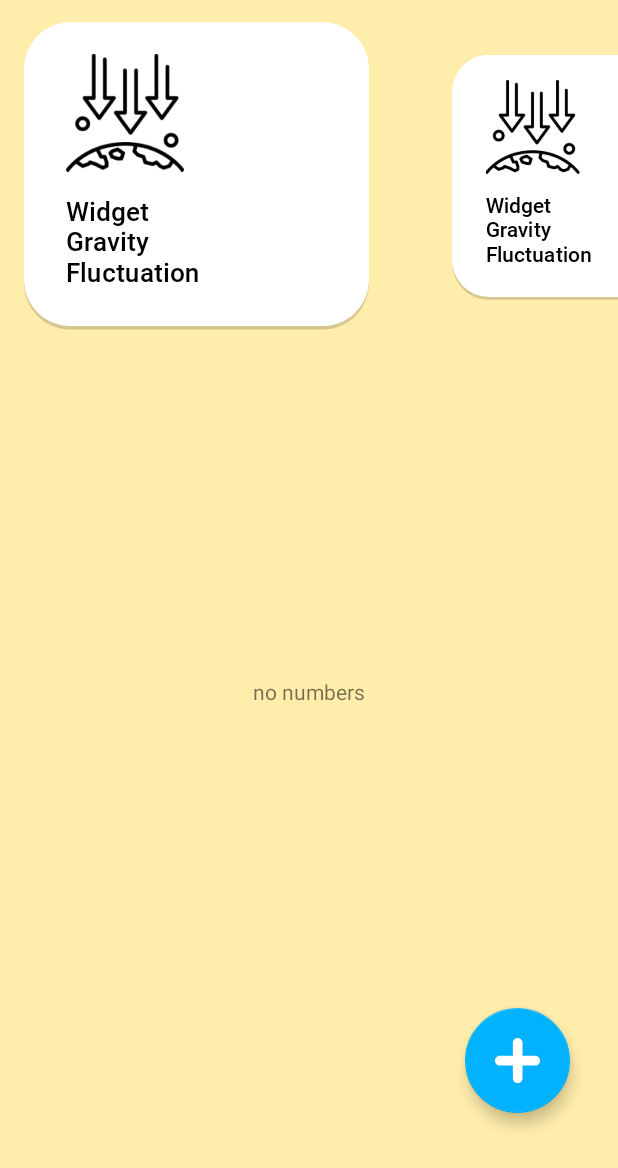
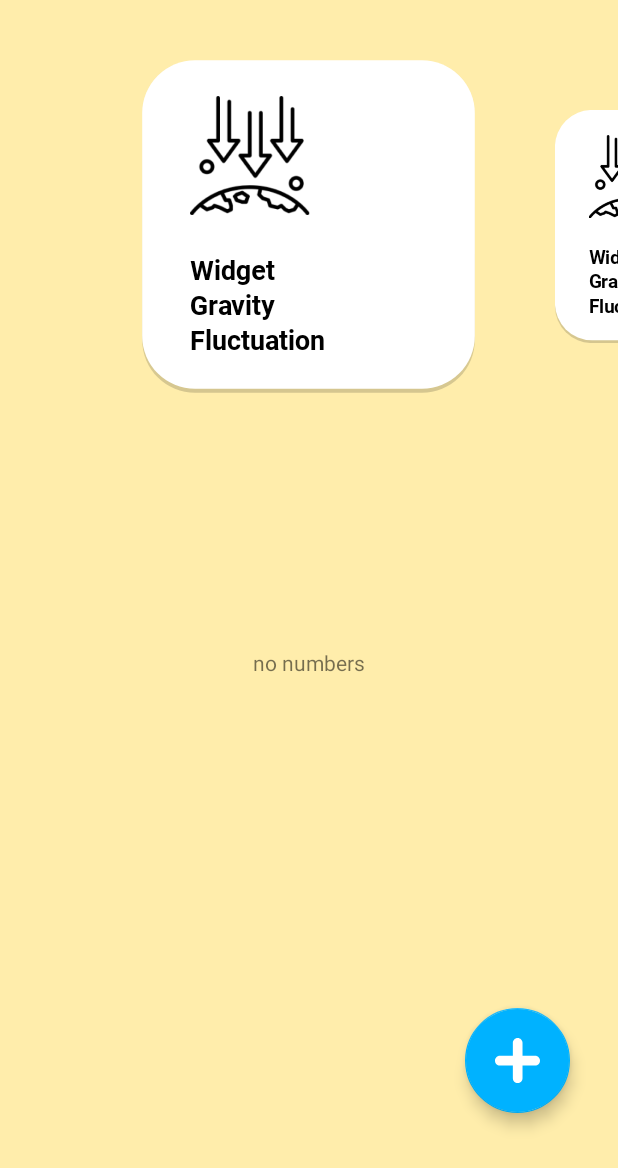
Before and after one commit to EntyR/RandomNumberDB, an Android app: the screen it shows after launch (MainActivity), on a phone screen of 412 x 824 dp. Shown: the top 1168 px of the screen. Run offline under Robolectric (Android 15) with nearby library versions, the phone set to English and light mode, and no system bars; our stand-ins replace Room's generated code.

Commit message:
updated list fragment to show widget list

```diff
--- a/app/src/main/java/com/harman/roomdbapp/app/adapters/WidgetAdapter.kt
+++ b/app/src/main/java/com/harman/roomdbapp/app/adapters/WidgetAdapter.kt
@@ -1,16 +1,21 @@
 package com.harman.roomdbapp.app.adapters
 
+import android.content.Context
 import android.view.LayoutInflater
 import android.view.ViewGroup
+import android.widget.LinearLayout
+import androidx.constraintlayout.widget.ConstraintLayout
+import androidx.core.view.updateMargins
 import androidx.recyclerview.widget.DiffUtil
 import androidx.recyclerview.widget.ListAdapter
 import androidx.recyclerview.widget.RecyclerView
+import com.harman.roomdbapp.app.R
 import com.harman.roomdbapp.app.databinding.WidgetItemBinding
 import com.harman.roomdbapp.app.model.Widget
 
 // TODO Add button pressed callback
 
-class WidgetAdapter : ListAdapter<Widget, WidgetAdapter.WidgetViewHolder>(Companion) {
+class WidgetAdapter(private val ctx: Context, private val recyclerWidth: Int) : ListAdapter<Widget, WidgetAdapter.WidgetViewHolder>(Companion) {
 
     class WidgetViewHolder(val binding: WidgetItemBinding) :
         RecyclerView.ViewHolder(binding.root)
@@ -36,7 +41,34 @@ class WidgetAdapter : ListAdapter<Widget, WidgetAdapter.WidgetViewHolder>(Compan
         )
     }
 
+
+
     override fun onBindViewHolder(holder: WidgetViewHolder, position: Int) {
+
+        val layoutParams = holder.binding.root.layoutParams as ViewGroup.MarginLayoutParams
+
+        val baseMargin = ctx.resources.getDimensionPixelOffset(R.dimen.widget_offset)
+
+        val elemSize = recyclerWidth / 1.7
+
+        holder.binding.root.apply {
+            val params = this.layoutParams as RecyclerView.LayoutParams
+            params.width = elemSize.toInt()
+            params.height = elemSize.toInt()
+            setLayoutParams(params)
+        }
+
+        when (position) {
+            0 -> {
+                val offset = (recyclerWidth - elemSize) / 2
+                layoutParams.updateMargins(left = offset.toInt(), right = baseMargin)
+            }
+            currentList.size-1 -> {
+                val offset = (recyclerWidth - elemSize) / 2
+                layoutParams.updateMargins(right = offset.toInt(), left = baseMargin)
+            }
+            else -> layoutParams.updateMargins(left = baseMargin, right = baseMargin)
+        }
 
         val item = currentList[position]
 
--- a/app/src/main/java/com/harman/roomdbapp/app/ui/fragments/RandomNumbersList.kt
+++ b/app/src/main/java/com/harman/roomdbapp/app/ui/fragments/RandomNumbersList.kt
@@ -1,11 +1,14 @@
 package com.harman.roomdbapp.app.ui.fragments
 
 import android.os.Bundle
+import android.util.Log
 import android.view.LayoutInflater
 import android.view.View
 import android.view.ViewGroup
+import androidx.core.view.doOnPreDraw
 import androidx.fragment.app.Fragment
 import androidx.recyclerview.widget.LinearLayoutManager
+import androidx.recyclerview.widget.LinearSnapHelper
 import com.harman.roomdbapp.app.R
 import com.harman.roomdbapp.app.adapters.NumberListAdapter
 import com.harman.roomdbapp.app.adapters.WidgetAdapter
@@ -41,14 +44,30 @@ class RandomNumbersList : Fragment() {
             val fragment = RandomNumberAddItem.newInstance()
             navigateTo(fragment, "go_to_new_number_creation")
         }
-        val widgetAdapter = WidgetAdapter()
 
-        binding.rvWidgetList.apply {
-            layoutManager = CenterZoomLayoutManager(requireContext(), LinearLayoutManager.HORIZONTAL)
-            adapter = widgetAdapter
+
+
+        binding.rvWidgetList.post {
+            val snapHelper = LinearSnapHelper()
+            val lManager = CenterZoomLayoutManager(requireContext(), LinearLayoutManager.HORIZONTAL)
+            val widgetAdapter = WidgetAdapter(requireContext(), binding.rvWidgetList.width)
+            binding.rvWidgetList.apply {
+                snapHelper.attachToRecyclerView(this)
+                layoutManager = lManager
+                adapter = widgetAdapter
+            }
+            widgetAdapter.submitList(FakeRepository.repository)
         }
 
-        widgetAdapter.submitList(FakeRepository.repository)
+        binding.rvWidgetList.doOnPreDraw {
+//            binding.rvWidgetList.smoothScrollToPosition( 0)
+
+        }
+
+
+
+
+
 
         viewModel.getNumbers().observe(viewLifecycleOwner) {
             // make empty list text notification visible if list if empty
--- a/app/src/main/res/layout/fragment_random_numbers_list.xml
+++ b/app/src/main/res/layout/fragment_random_numbers_list.xml
@@ -1,7 +1,6 @@
 <?xml version="1.0" encoding="utf-8"?>
 <androidx.constraintlayout.widget.ConstraintLayout xmlns:android="http://schemas.android.com/apk/res/android"
     xmlns:app="http://schemas.android.com/apk/res-auto"
-    xmlns:tools="http://schemas.android.com/tools"
     android:layout_width="match_parent"
     android:layout_height="match_parent"
     android:background="@color/pale_yellow">
@@ -49,8 +48,9 @@
 
     <androidx.recyclerview.widget.RecyclerView
         android:id="@+id/rvWidgetList"
-        android:layout_width="0dp"
-        android:layout_height="300dp"
+        android:layout_width="@dimen/rvWidgetList_width"
+        android:layout_height="wrap_content"
+        android:layout_marginTop="@dimen/status_bar_margin"
         app:layout_constraintEnd_toEndOf="parent"
         app:layout_constraintHorizontal_bias="0.5"
         app:layout_constraintStart_toStartOf="parent"
--- a/app/src/main/res/layout/widget_item.xml
+++ b/app/src/main/res/layout/widget_item.xml
@@ -4,16 +4,14 @@
     xmlns:tools="http://schemas.android.com/tools"
     android:layout_width="wrap_content"
     android:layout_height="wrap_content"
-    android:paddingBottom="10dp">
+    android:padding="@dimen/widget_item_p">
 
     <androidx.appcompat.widget.LinearLayoutCompat
         android:id="@+id/clWidget"
-        android:layout_width="wrap_content"
-        android:layout_height="wrap_content"
+        android:layout_width="match_parent"
+        android:layout_height="match_parent"
         android:background="@drawable/widget_shape"
         android:orientation="vertical"
-        android:paddingEnd="110dp"
-        android:paddingBottom="30dp"
         app:layout_constraintBottom_toBottomOf="parent"
         app:layout_constraintEnd_toEndOf="parent"
 
@@ -23,28 +21,28 @@
 
         <ImageView
             android:id="@+id/ivWidgetImage"
-            android:layout_width="90dp"
+            android:layout_width="@dimen/image_width"
             android:layout_height="wrap_content"
-            android:layout_marginStart="32dp"
-            android:layout_marginTop="24dp"
+            android:layout_marginStart="@dimen/ivWidgetImage_m_start"
+            android:layout_marginTop="@dimen/ivWidgetImage_margin_top"
             android:adjustViewBounds="true"
 
             tools:srcCompat="@drawable/grav_widget" />
 
         <TextView
             android:id="@+id/tvWedgetName"
-            android:layout_width="120dp"
+            android:layout_width="@dimen/text_view_width"
             android:layout_height="wrap_content"
-            android:layout_marginStart="32dp"
-            android:layout_marginTop="16dp"
+            android:layout_marginStart="@dimen/tvWedgetName_margin_start"
+            android:layout_marginTop="@dimen/tvWedgetName_margin_top"
             android:breakStrategy="high_quality"
-            android:fontFamily="@font/roboto_medium"
+            android:fontFamily="@font/roboto_bold"
+            android:lineSpacingExtra="2sp"
             android:lines="3"
             android:text="@string/record_gravity_fluctuation"
             android:textColor="#000000"
-            android:textSize="20sp"
 
-            />
+            android:textSize="@dimen/widget_text_size" />
     </androidx.appcompat.widget.LinearLayoutCompat>
 
 </androidx.constraintlayout.widget.ConstraintLayout>
--- /dev/null
+++ b/app/src/main/res/values-sw600dp/widget_dimen.xml
@@ -0,0 +1,6 @@
+<?xml version="1.0" encoding="utf-8"?>
+<resources>
+    <dimen name="widget_text_size">30sp</dimen>
+    <dimen name="image_width">130dp</dimen>
+
+</resources>
--- /dev/null
+++ b/app/src/main/res/values-sw720dp/widget_dimen.xml
@@ -0,0 +1,6 @@
+<?xml version="1.0" encoding="utf-8"?>
+<resources>
+    <dimen name="widget_text_size">50sp</dimen>
+    <dimen name="image_width">200dp</dimen>
+    <dimen name="text_view_width">170dp</dimen>
+</resources>
--- a/app/src/main/res/values/colors.xml
+++ b/app/src/main/res/values/colors.xml
@@ -1,6 +1,5 @@
 <?xml version="1.0" encoding="utf-8"?>
 <resources>
-    <color name="purple_200">#FFBB86FC</color>
     <color name="purple_500">#FF6200EE</color>
     <color name="purple_700">#FF3700B3</color>
     <color name="teal_200">#FF03DAC5</color>
--- a/app/src/main/res/values/dimens.xml
+++ b/app/src/main/res/values/dimens.xml
@@ -27,11 +27,6 @@
 
 
     <dimen name="back_button_margins_vertical">40dp</dimen>
-    <dimen name="back_button_margins_horizontal">24dp</dimen>
-
-    <dimen name="linear_layout_margins_vertical">32dp</dimen>
-    <dimen name="linear_layout_margins_horizontal">32dp</dimen>
-    <dimen name="linear_layout_margins_bottom">200dp</dimen>
 
     <dimen name="activity_layout_size">0dp</dimen>
     <dimen name="back_button_padding_vertical">7dp</dimen>
@@ -54,8 +49,6 @@
     <dimen name="big_btn_text_size">21sp</dimen>
     <dimen name="big_btn_min_height">70dp</dimen>
     <dimen name="big_btn_btn_margin">55dp</dimen>
-    <dimen name="big_btn_top_margin">0dp</dimen>
-    <dimen name="big_btn_width">0dp</dimen>
     <dimen name="add_random_text_size">16sp</dimen>
     <dimen name="or_text_text_size">18sp</dimen>
     <dimen name="add_random_padding_left">18dp</dimen>
@@ -77,6 +70,16 @@
     <dimen name="circle_button_radius">240dp</dimen>
     <dimen name="share_btn_size">120dp</dimen>
     <dimen name="share_btn_padding">33dp</dimen>
+    <dimen name="widget_offset">0dp</dimen>
+    <dimen name="status_bar_margin">30dp</dimen>
+    <dimen name="tvWedgetName_margin_start">32dp</dimen>
+    <dimen name="tvWedgetName_margin_top">24dp</dimen>
+    <dimen name="ivWidgetImage_margin_top">24dp</dimen>
+    <dimen name="ivWidgetImage_m_start">32dp</dimen>
+    <dimen name="widget_item_p_bottom">10dp</dimen>
+    <dimen name="widget_item_p">10dp</dimen>
+    <dimen name="rvWidgetList_width">0dp</dimen>
+
     <item name="fullscreen_shade_angle" format="float" type="integer">90</item>
 
 
--- a/app/src/main/res/values/strings.xml
+++ b/app/src/main/res/values/strings.xml
@@ -6,12 +6,11 @@
     <string name="number_not_even">Number is odd</string>
     <string name="no_numbers">no numbers</string>
     <string name="number">Number %1$d</string>
-    <string name="numberdescription" translatable="false">Number is %1$d</string>
     <string name="return_back_button" translatable="false">return back button</string>
     <string name="add_random">Add Random</string>
     <string name="add_number">Add Number</string>
     <string name="or">or</string>
     <string name="enter_your_number">Add a new number…</string>
     <string name="share_button" translatable="false">Share button</string>
-    <string name="record_gravity_fluctuation">Запись колебаний гравитации</string>
+    <string name="record_gravity_fluctuation">Record Gravity Fluctuation</string>
 </resources>
--- /dev/null
+++ b/app/src/main/res/values/widget_dimen.xml
@@ -0,0 +1,6 @@
+<?xml version="1.0" encoding="utf-8"?>
+<resources>
+    <dimen name="widget_text_size">18sp</dimen>
+    <dimen name="image_width">80dp</dimen>
+    <dimen name="text_view_width">120dp</dimen>
+</resources>
```
Also changed, not shown: 1 other file.
